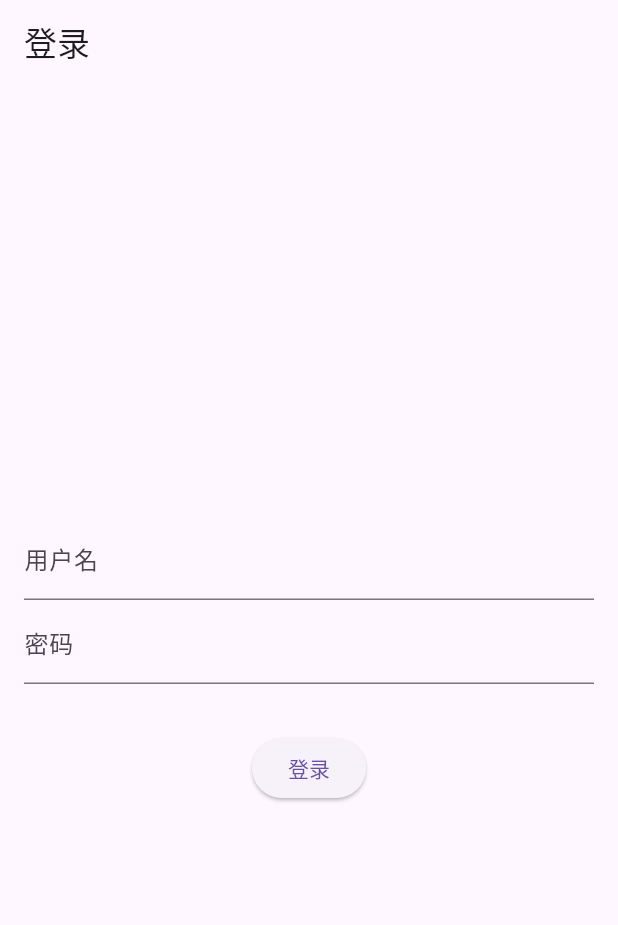
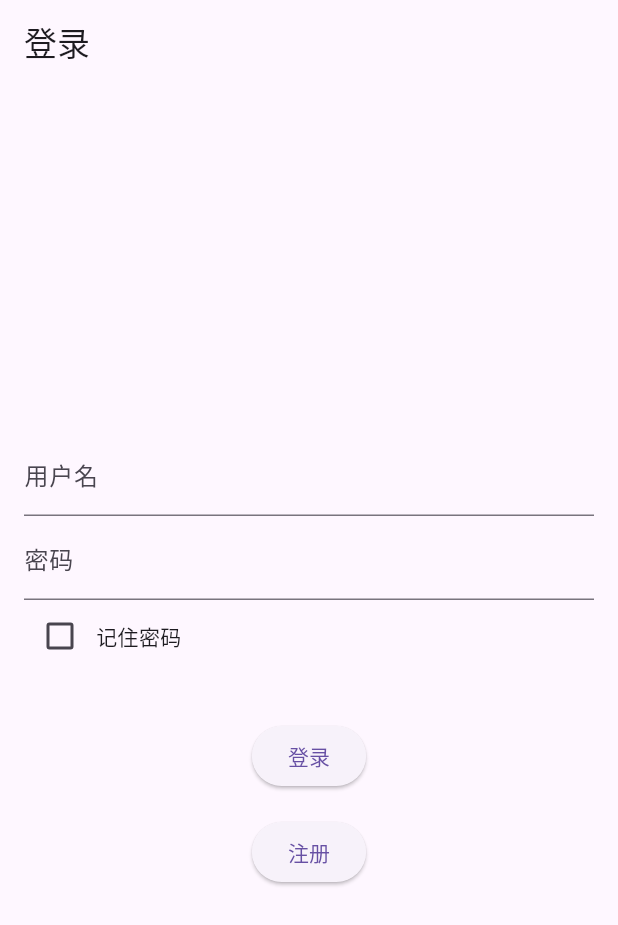
Before and after one commit to sjh00000/tik_front, a Flutter app: the screen it shows after launch, after a tap on "登录", on a phone screen of 412 x 824 dp. Shown: the top 925 px of the screen. Run offline on Flutter 3.47's test engine with Material 3 defaults, Android fonts, the phone set to English and light mode, and no system bars; our stand-ins replace better_player, shared_preferences; network calls fail.

Commit message:
登录注册

```diff
--- a/lib/login_page.dart
+++ b/lib/login_page.dart
@@ -2,6 +2,7 @@ import 'dart:convert';
 
 import 'package:flutter/material.dart';
 import 'package:http/http.dart' as http;
+import 'package:shared_preferences/shared_preferences.dart';
 
 import 'home_page.dart';
 
@@ -18,34 +19,79 @@ class _LoginPageState extends State<LoginPage> {
   final TextEditingController usernameController = TextEditingController();
   final TextEditingController passwordController = TextEditingController();
   final GlobalKey<NavigatorState> navigatorKey = GlobalKey<NavigatorState>();
-  late int userId=0;
-  late String userToken="";
+  late String userId = '0';
+  late String userToken = "";
+  bool _rememberMe = false; // 记住密码状态
 
   @override
-  void initState(){
+  void initState() {
     super.initState();
+    _loadLoginState(); // 加载记住密码状态
   }
+
+  // 加载记住密码状态
+  void _loadLoginState() async {
+    final prefs = await SharedPreferences.getInstance();
+    setState(() {
+      _rememberMe = prefs.getBool('rememberMe') ?? false;
+      if (_rememberMe) {
+        usernameController.text = prefs.getString('username') ?? '';
+        passwordController.text = prefs.getString('password') ?? '';
+      }
+    });
+  }
+
+  // 保存记住密码状态
+  void _saveLoginState() async {
+    final prefs = await SharedPreferences.getInstance();
+    prefs.setBool('rememberMe', _rememberMe);
+    if (_rememberMe) {
+      prefs.setString('username', usernameController.text);
+      prefs.setString('password', passwordController.text);
+    } else {
+      prefs.remove('username'); // 移除用户名
+      prefs.remove('password'); // 移除密码
+    }
+  }
+
+  //登录
   Future<void> _login() async {
     final String username = usernameController.text;
     final String password = passwordController.text;
     final response = await http.post(
       Uri.parse('http://47.115.203.81:8080/douyin/user/login/?username=$username&password=$password'),
     );
+    _handleResponse(response);
+  }
+
+  //注册
+  Future<void> _register() async {
+    final String username = usernameController.text;
+    final String password = passwordController.text;
+    final response = await http.post(
+      Uri.parse('http://47.115.203.81:8080/douyin/user/register/?username=$username&password=$password'),
+    );
+    _handleResponse(response);
+  }
+
+  void _handleResponse(http.Response response) {
     final jsonData = jsonDecode(response.body);
-    userId=int.parse(jsonData['user_id']??'0');
+    final statusCode = (jsonData['status_code'] ?? '1').toString(); // 默认值为 1，表示失败
+    final userId = (jsonData['user_id'] ?? '0').toString(); // 转换为字符串形式
     userToken = jsonData['token'].toString();
     debugPrint('token是$userToken\nuser_id是$userId');
 
-    // 处理登录响应，根据需要进行跳转或提示
-    if (response.statusCode == 200) {
-      // 登录成功，使用全局键执行页面导航
+    if (statusCode == '0') {
+      // 注册或登录成功，进行页面导航
+      _saveLoginState(); // 只有在登录成功后保存记住密码状态
       navigatorKey.currentState?.pushReplacement(
-        MaterialPageRoute(builder: (context) => MyHomePage(userId,userToken)),
+        MaterialPageRoute(builder: (context) => MyHomePage(int.parse(userId), userToken)),
       );
     } else {
-      // 登录失败，显示错误信息
+      // 注册或登录失败，显示相应的提示信息
+      final String errorMessage = jsonData['message'] ?? '操作失败，请稍后重试或联系客服';
       ScaffoldMessenger.of(navigatorKey.currentContext!).showSnackBar(
-        const SnackBar(content: Text('登录失败，请检查用户名和密码')),
+        SnackBar(content: Text(errorMessage)),
       );
     }
   }
@@ -66,8 +112,27 @@ class _LoginPageState extends State<LoginPage> {
             children: [
               TextField(controller: usernameController, decoration: const InputDecoration(labelText: '用户名')),
               TextField(controller: passwordController, obscureText: true, decoration: const InputDecoration(labelText: '密码')),
+              Row(
+                children: [
+                  Checkbox(
+                    value: _rememberMe,
+                    onChanged: (value) {
+                      setState(() {
+                        _rememberMe = value ?? false;
+                        if (!_rememberMe) {
+                          // 如果取消记住密码，立即清除保存的密码信息
+                          _saveLoginState();
+                        }
+                      });
+                    },
+                  ),
+                  const Text('记住密码'),
+                ],
+              ),
               const SizedBox(height: 32.0),
               ElevatedButton(onPressed: _login, child: const Text('登录')),
+              const SizedBox(height: 16.0),
+              ElevatedButton(onPressed: _register, child: const Text('注册')),
             ],
           ),
         ),
--- a/pubspec.yaml
+++ b/pubspec.yaml
@@ -33,6 +33,7 @@ dependencies:
   http: ^0.13.3
   flutter_svg: ^2.0.9
   better_player: ^0.0.63
+  shared_preferences: ^2.0.0
 
   # The following adds the Cupertino Icons font to your application.
   # Use with the CupertinoIcons class for iOS style icons.
```
Also changed, not shown: pubspec.lock, 1 other file.
